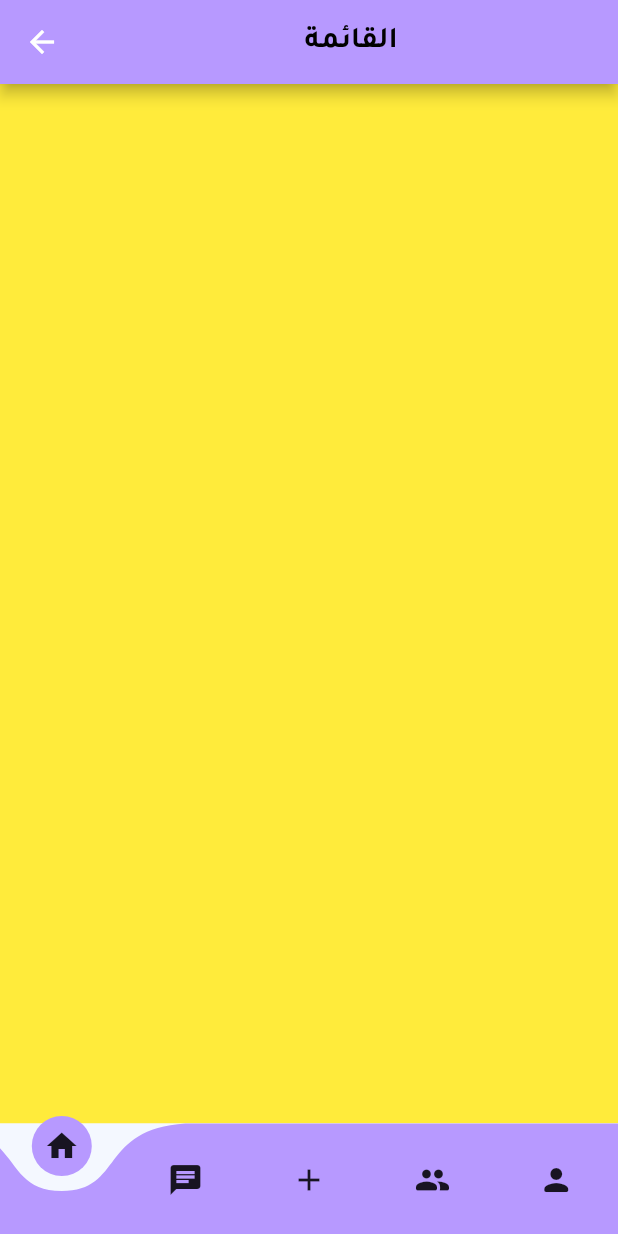
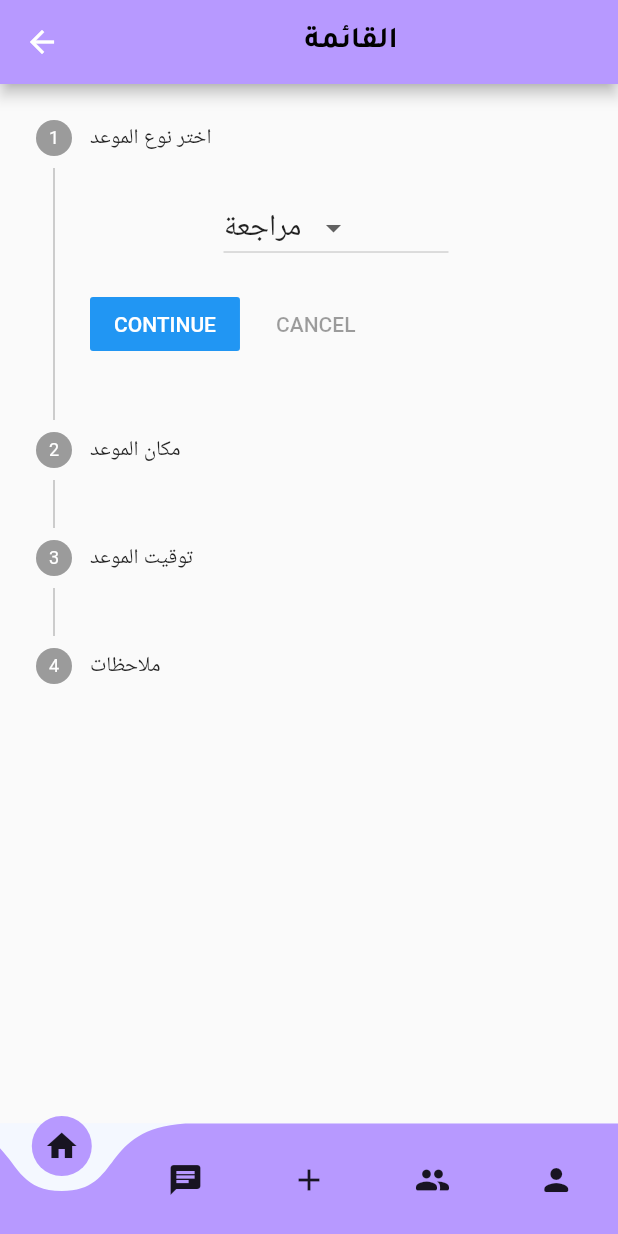
Before and after one commit to YayaBardweel/flutter, a Flutter app: the Admin screen opened by its route, swiped to page 3, on a phone screen of 412 x 824 dp. Run offline on Flutter 3.47's test engine with Material 2 defaults, Android fonts, the phone set to English and light mode, and no system bars; drawn by our look-alikes of curved_navigation_bar; our stand-ins replace flutter_chat_types, flutter_chat_ui, lottie.

Commit message:
my update

```diff
--- a/lib/Doctor/add.dart
+++ b/lib/Doctor/add.dart
@@ -8,8 +8,96 @@ class Add extends StatefulWidget {
 }
 
 class _AddState extends State<Add> {
+  TimeOfDay time = TimeOfDay(hour: 9, minute: 30);
+  int currentStep = 0;
+  List<String> items = ["مراجعة","تشخيص","عملية"];
+  String? selectedItem = 'مراجعة';
+
   @override
   Widget build(BuildContext context) {
-    return Container(color: Colors.yellow,);
+    return MaterialApp( debugShowCheckedModeBanner: false,
+    home:Scaffold(
+      body: Stepper(
+        type: StepperType.vertical,
+        steps: getSteps(),
+        currentStep: currentStep,
+        onStepContinue: (){
+          final isLastStep = currentStep == getSteps().length - 1;
+          if (isLastStep){
+            print("done");
+
+          }else {
+            setState(() => currentStep += 1);
+          }
+        },
+        onStepCancel: currentStep == 0 ? null : (){
+          setState(() => currentStep -= 1);
+        },
+      ),
+    )
+    );
   }
+  List<Step> getSteps() => [
+    Step(
+        isActive: currentStep >= 1,
+        title: Text("اختر نوع الموعد"),
+        content: SizedBox(
+          width: 150,
+          child: DropdownButton<String>(
+            value: selectedItem,
+            items: items
+                .map((item) => DropdownMenuItem<String>(
+                    value: item,
+                    child: Text(item,style: TextStyle(fontSize: 20),),
+            ))
+                .toList(),
+            onChanged: (item) => setState(() {
+              selectedItem = item;
+            }),
+          ),
+        )
+    ),
+    Step(
+        isActive: currentStep >= 2,
+        title: Text("مكان الموعد"),
+        content: Container(
+          child: TextField(),
+        )
+    ),
+    Step(
+        isActive: currentStep >= 3,
+        title: Text("توقيت الموعد"),
+        content:Center(
+            child: Column(
+              mainAxisAlignment: MainAxisAlignment.center,
+              children: [
+                Text(
+                  "${time.hour}:${time.minute}",
+                  style: TextStyle(fontSize: 25),
+                ),
+                ElevatedButton(
+                    child: Text("select Time"),
+                    onPressed: () async {
+                      TimeOfDay? newTime = await showTimePicker(
+                          context: context,
+                          initialTime: time
+                      );
+                      if(newTime == null) return;
+
+                      setState(() {
+                        time = newTime;
+                      });
+                    },
+                )
+              ],
+            ),
+          ),
+
+    ),
+    Step(
+        isActive: currentStep >= 4,
+        title: Text("ملاحظات"),
+        content: TextField())
+
+  ];
 }
--- a/lib/main.dart
+++ b/lib/main.dart
@@ -3,6 +3,7 @@ import 'package:flutter/material.dart';
 import 'package:theproject/Dac/lib/aboutBoxtime.dart';
 import 'package:theproject/Dac/lib/AppointmentScreen.dart';
 import 'package:theproject/Doctor/Admin.dart';
+import 'package:theproject/Doctor/add.dart';
 import 'package:theproject/Patient/chat.dart';
 
 import 'Dac/lib/aboutthedoc.dart';
```
